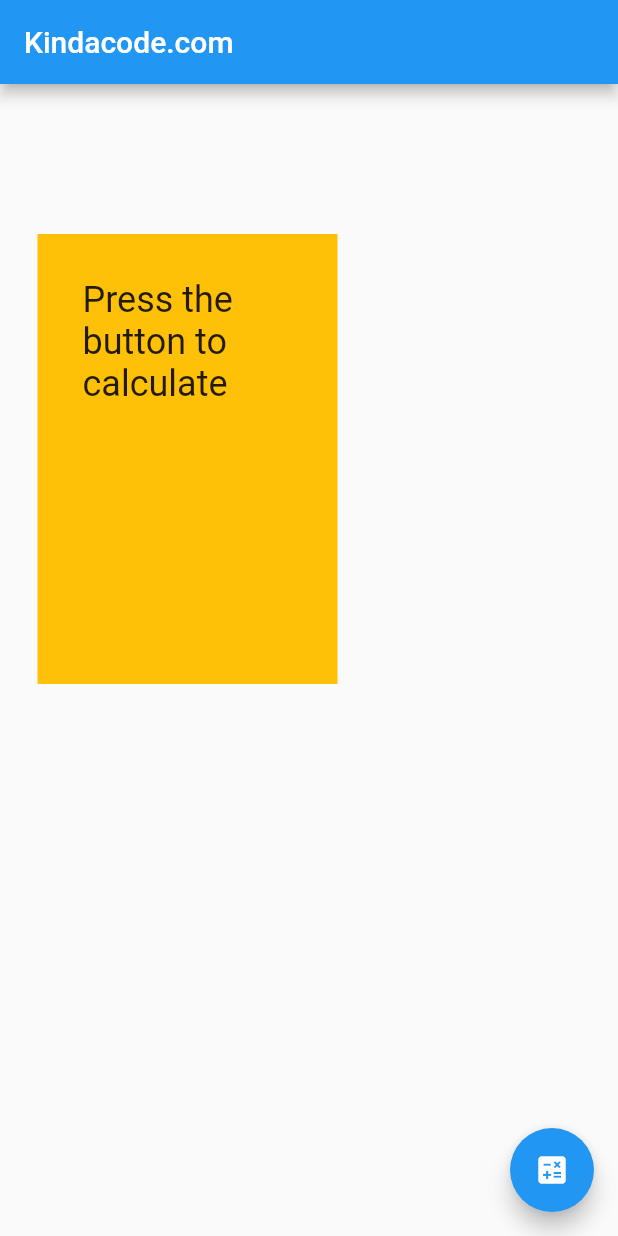
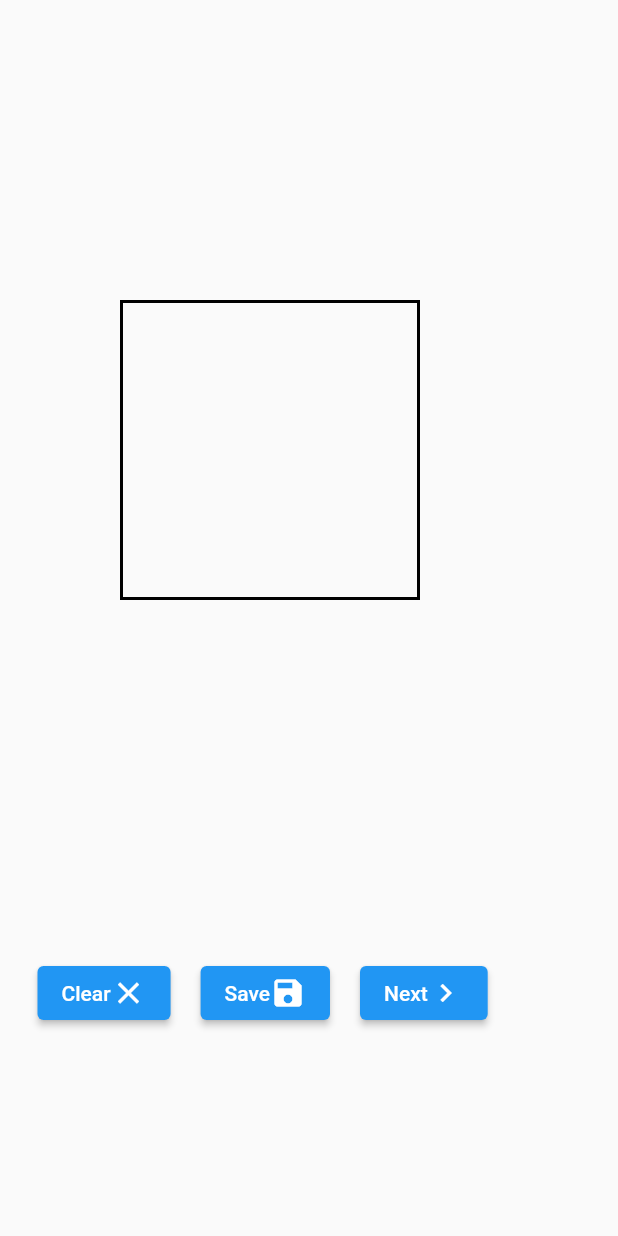
Before and after one commit to Ibrahim-K98han/drawing_test, a Flutter app: the screen it shows after launch, on a phone screen of 412 x 824 dp. Run offline on Flutter 3.47's test engine with Material 2 defaults, Android fonts, the phone set to English and light mode, and no system bars; our stand-ins replace get.

Commit message:
update code

```diff
--- a/lib/main.dart
+++ b/lib/main.dart
@@ -1,195 +1,96 @@
-// import 'package:flutter/material.dart';
-//
-// void main() => runApp( MaterialApp(
-//       home:  HomePage(),
-//       debugShowCheckedModeBanner: false,
-//     ));
-//
-// class HomePage extends StatefulWidget {
-//   @override
-//   _HomePageState createState() => new _HomePageState();
-// }
-//
-// class _HomePageState extends State<HomePage> {
-//   List<Offset> _points = <Offset>[];
-//
-//   @override
-//   Widget build(BuildContext context) {
-//     return SafeArea(
-//       child: Scaffold(
-//         body: Stack(
-//           children: <Widget>[
-//             Positioned(
-//               child: GestureDetector(
-//                 onPanUpdate: (DragUpdateDetails details) {
-//                   setState(() {
-//                     RenderBox? renderBox =
-//                     context.findRenderObject() as RenderBox;
-//                     Offset _localPosition =
-//                     renderBox.globalToLocal(details.globalPosition);
-//                     _points = List.from(_points)..add(_localPosition);
-//                   });
-//                 },
-//                 onPanEnd: (DragEndDetails details) =>
-//                     _points.add(Offset(double.infinity, double.infinity)),
-//                 child: CustomPaint(
-//                   painter: Signature(points: _points),
-//                   size: Size.infinite,
-//                 ),
-//               ),
-//             ),
-//             Positioned(
-//               top: 200,
-//               left: 80,
-//               height: 200,
-//               width: 200,
-//               child: Container(
-//                 width: 250,
-//                 height: 250,
-//                 decoration: BoxDecoration(
-//                   border: Border.all(
-//                     color: Colors.black,
-//                     width: 2
-//                   )
-//                 ),
-//               ),
-//             ),
-//             Center(
-//               child: Padding(
-//                 padding: const EdgeInsets.only(top: 500.0,left: 25),
-//                 child: Row(
-//                   children: [
-//                     ElevatedButton(onPressed: ()=>_points.clear(), child: Row(
-//                       children: const [
-//                         Text('Clear'),
-//                         Icon(Icons.clear),
-//                       ],
-//                     )),
-//                     const SizedBox(width: 20,),
-//                     ElevatedButton(onPressed: (){}, child: Row(
-//                       children: const [
-//                         Text('Save'),
-//                         Icon(Icons.save),
-//                       ],
-//                     )),
-//                     const SizedBox(width: 20,),
-//                     ElevatedButton(onPressed: (){}, child: Row(
-//                       children: const [
-//                         Text('Next'),
-//                         Icon(Icons.navigate_next),
-//                       ],
-//                     )),
-//                   ],
-//                 ),
-//               ),
-//             )
-//           ],
-//         ),
-//       ),
-//     );
-//   }
-// }
-//
-// class Signature extends CustomPainter {
-//   List<Offset>? points;
-//
-//   Signature({this.points});
-//
-//   @override
-//   void paint(Canvas canvas, Size size) {
-//     Paint paint = new Paint()
-//       ..color = Colors.blue
-//       ..strokeCap = StrokeCap.round
-//       ..strokeWidth = 10.0;
-//
-//     for (int i = 0; i < points!.length - 1; i++) {
-//       if (points![i] != null && points![i + 1] != null) {
-//         canvas.drawLine(points![i], points![i + 1], paint);
-//       }
-//     }
-//   }
-//
-//   @override
-//   bool shouldRepaint(Signature oldDelegate) => oldDelegate.points != points;
-// }
+import 'package:drawing_test/next.dart';
+import 'package:drawing_test/signature.dart';
+import 'package:flutter/material.dart';
+import 'package:get/get.dart';
 
+void main() => runApp(
+    GetMaterialApp(
+      home:  HomePage(),
+      debugShowCheckedModeBanner: false,
+    ));
 
-import 'package:flutter/material.dart';
-
-void main() {
-  runApp(const MyApp());
+class HomePage extends StatefulWidget {
+  @override
+  _HomePageState createState() => new _HomePageState();
 }
 
-class MyApp extends StatelessWidget {
-  const MyApp({Key? key}) : super(key: key);
+class _HomePageState extends State<HomePage> {
+  List<Offset> _points = <Offset>[];
 
   @override
   Widget build(BuildContext context) {
-    return const MaterialApp(
-      debugShowCheckedModeBanner: false,
-      title: 'Kindacode.com',
-      home: HomePage(),
+    return SafeArea(
+      child: Scaffold(
+        body: Stack(
+          children: <Widget>[
+            Positioned(
+              child: GestureDetector(
+                onPanUpdate: (DragUpdateDetails details) {
+                  setState(() {
+                    RenderBox? renderBox =
+                    context.findRenderObject() as RenderBox;
+                    Offset _localPosition =
+                    renderBox.globalToLocal(details.globalPosition);
+                    _points = List.from(_points)..add(_localPosition);
+                  });
+                },
+                onPanEnd: (DragEndDetails details) =>
+                    _points.add(Offset(double.infinity, double.infinity)),
+                child: CustomPaint(
+                  painter: Signature(points: _points),
+                  size: Size.infinite,
+                ),
+              ),
+            ),
+            Positioned(
+              top: 200,
+              left: 80,
+              height: 200,
+              width: 200,
+              child: Container(
+                width: 250,
+                height: 250,
+                decoration: BoxDecoration(
+                  border: Border.all(
+                    color: Colors.black,
+                    width: 2
+                  )
+                ),
+              ),
+            ),
+            Center(
+              child: Padding(
+                padding: const EdgeInsets.only(top: 500.0,left: 25),
+                child: Row(
+                  children: [
+                    ElevatedButton(onPressed: ()=>_points.clear(), child: Row(
+                      children: const [
+                        Text('Clear'),
+                        Icon(Icons.clear),
+                      ],
+                    )),
+                    const SizedBox(width: 20,),
+                    ElevatedButton(onPressed: (){}, child: Row(
+                      children: const [
+                        Text('Save'),
+                        Icon(Icons.save),
+                      ],
+                    )),
+                    const SizedBox(width: 20,),
+                    ElevatedButton(
+                        onPressed: ()=>Get.to(Next()), child: Row(
+                      children: const [
+                        Text('Next'),
+                        Icon(Icons.navigate_next),
+                      ],
+                    )),
+                  ],
+                ),
+              ),
+            )
+          ],
+        ),
+      ),
     );
   }
 }
-
-class HomePage extends StatefulWidget {
-  const HomePage({Key? key}) : super(key: key);
-
-  @override
-  _HomePageState createState() => _HomePageState();
-}
-
-class _HomePageState extends State<HomePage> {
-  // This key will be associated with the amber box
-  final GlobalKey _key = GlobalKey();
-
-  // Coordinates
-  double? _x, _y;
-
-  // This function is called when the user presses the floating button
-  void _getOffset(GlobalKey key) {
-    RenderBox? box = key.currentContext?.findRenderObject() as RenderBox?;
-    Offset? position = box?.localToGlobal(Offset.zero);
-    if (position != null) {
-      setState(() {
-        _x = position.dx;
-        _y = position.dy;
-      });
-    }
-  }
-
-  @override
-  Widget build(BuildContext context) {
-    return Scaffold(
-      appBar: AppBar(
-        title: const Text('Kindacode.com'),
-      ),
-      body: Center(
-        child: Stack(children: [
-          Positioned(
-            top: 100,
-            left: 25,
-            // The amber box
-            child: Container(
-              key: _key,
-              width: 200,
-              height: 300,
-              padding: const EdgeInsets.all(30),
-              color: Colors.amber,
-              child: Text(
-                _x != null
-                    ? "X: $_x, \nY: $_y"
-                    : 'Press the button to calculate',
-                style: const TextStyle(fontSize: 24),
-              ),
-            ),
-          ),
-        ]),
-      ),
-      floatingActionButton: FloatingActionButton(
-          onPressed: () => _getOffset(_key),
-          child: const Icon(Icons.calculate)),
-    );
-  }
-}
--- /dev/null
+++ b/lib/next.dart
@@ -0,0 +1,133 @@
+import 'package:flutter/material.dart';
+
+class Next extends StatefulWidget {
+  const Next({Key? key}) : super(key: key);
+
+  @override
+  State<Next> createState() => _NextState();
+}
+
+class _NextState extends State<Next> {
+  final GlobalKey _key = GlobalKey();
+    // Coordinates
+  double? _x, _y;
+    void _getOffset(GlobalKey key) {
+    RenderBox? box = key.currentContext?.findRenderObject() as RenderBox?;
+    Offset? position = box?.localToGlobal(Offset.zero);
+    if (position != null) {
+      setState(() {
+        _x = position.dx;
+        _y = position.dy;
+      });
+    }
+  }
+  @override
+  Widget build(BuildContext context) {
+    return Center(
+        child: Stack(children: [
+          Positioned(
+            top: 100,
+            left: 25,
+            // The amber box
+            child: Container(
+              key: _key,
+              width: 200,
+              height: 300,
+              padding: const EdgeInsets.all(30),
+              color: Colors.amber,
+              child: Text(
+                _x != null
+                    ? "X: $_x, \nY: $_y"
+                    : 'Press the button to calculate',
+                style: const TextStyle(fontSize: 24),
+              ),
+            ),
+          ),
+        ]
+        ),
+      floatingActionButton: FloatingActionButton(
+          onPressed: () => _getOffset(_key),
+          child: const Icon(Icons.calculate)),
+    );
+  }
+}
+
+// import 'package:flutter/material.dart';
+//
+// void main() {
+//   runApp(const MyApp());
+// }
+//
+// class MyApp extends StatelessWidget {
+//   const MyApp({Key? key}) : super(key: key);
+//
+//   @override
+//   Widget build(BuildContext context) {
+//     return const MaterialApp(
+//       debugShowCheckedModeBanner: false,
+//       title: 'Kindacode.com',
+//       home: HomePage(),
+//     );
+//   }
+// }
+//
+// class HomePage extends StatefulWidget {
+//   const HomePage({Key? key}) : super(key: key);
+//
+//   @override
+//   _HomePageState createState() => _HomePageState();
+// }
+//
+// class _HomePageState extends State<HomePage> {
+//   // This key will be associated with the amber box
+//   final GlobalKey _key = GlobalKey();
+//
+//   // Coordinates
+//   double? _x, _y;
+//
+//   // This function is called when the user presses the floating button
+//   void _getOffset(GlobalKey key) {
+//     RenderBox? box = key.currentContext?.findRenderObject() as RenderBox?;
+//     Offset? position = box?.localToGlobal(Offset.zero);
+//     if (position != null) {
+//       setState(() {
+//         _x = position.dx;
+//         _y = position.dy;
+//       });
+//     }
+//   }
+//
+//   @override
+//   Widget build(BuildContext context) {
+//     return Scaffold(
+//       appBar: AppBar(
+//         title: const Text('Kindacode.com'),
+//       ),
+//       body: Center(
+//         child: Stack(children: [
+//           Positioned(
+//             top: 100,
+//             left: 25,
+//             // The amber box
+//             child: Container(
+//               key: _key,
+//               width: 200,
+//               height: 300,
+//               padding: const EdgeInsets.all(30),
+//               color: Colors.amber,
+//               child: Text(
+//                 _x != null
+//                     ? "X: $_x, \nY: $_y"
+//                     : 'Press the button to calculate',
+//                 style: const TextStyle(fontSize: 24),
+//               ),
+//             ),
+//           ),
+//         ]),
+//       ),
+//       floatingActionButton: FloatingActionButton(
+//           onPressed: () => _getOffset(_key),
+//           child: const Icon(Icons.calculate)),
+//     );
+//   }
+// }
--- a/pubspec.yaml
+++ b/pubspec.yaml
@@ -35,7 +35,7 @@ dependencies:
   # Use with the CupertinoIcons class for iOS style icons.
   cupertino_icons: ^1.0.2
   flutter_screen_recording:
-  provider:
+  get: ^4.6.5
 
 dev_dependencies:
   flutter_test:
```
Also changed, not shown: pubspec.lock.
